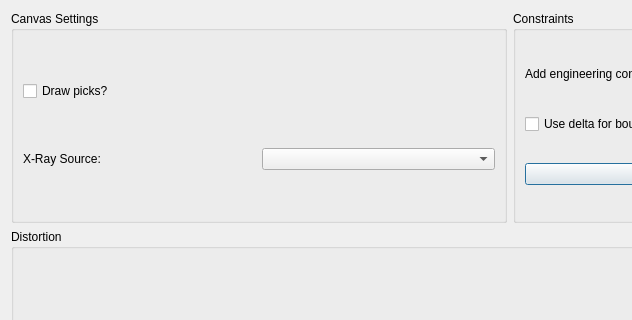
Above: hexrdgui/resources/ui/calibration_dialog.ui from HEXRD/hexrdgui before the change; both pictures show x 0 to 632 and y 0 to 320 of the 1020 by 940 pixel window. Below: the same form after it.
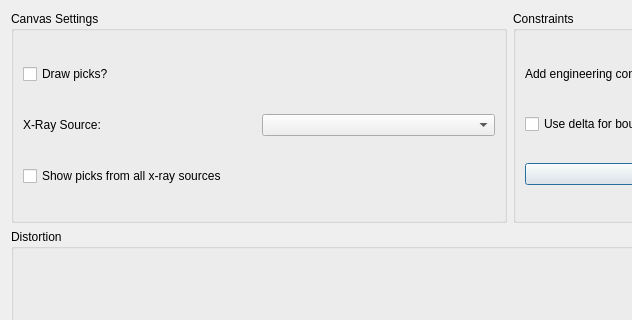
That is the form after the change. Icons and pictures are not drawn. Custom widgets are drawn as their Qt base class.

Commit message: By default don't show picks from all x-ray sources

The edit to the form file:
```diff
--- a/hexrdgui/resources/ui/calibration_dialog.ui
+++ b/hexrdgui/resources/ui/calibration_dialog.ui
@@ -150,6 +150,9 @@
         </property>
        </widget>
       </item>
+      <item row="1" column="2">
+       <widget class="QComboBox" name="active_beam"/>
+      </item>
       <item row="1" column="1">
        <widget class="QLabel" name="active_beam_label">
         <property name="text">
@@ -157,8 +160,12 @@
         </property>
        </widget>
       </item>
-      <item row="1" column="2">
-       <widget class="QComboBox" name="active_beam"/>
+      <item row="2" column="1" colspan="2">
+       <widget class="QCheckBox" name="show_picks_from_all_xray_sources">
+        <property name="text">
+         <string>Show picks from all x-ray sources</string>
+        </property>
+       </widget>
       </item>
      </layout>
     </widget>
```
Left out of the diff: 1 changed line with no effect on the pictures. The commit also changes 6 other files.
